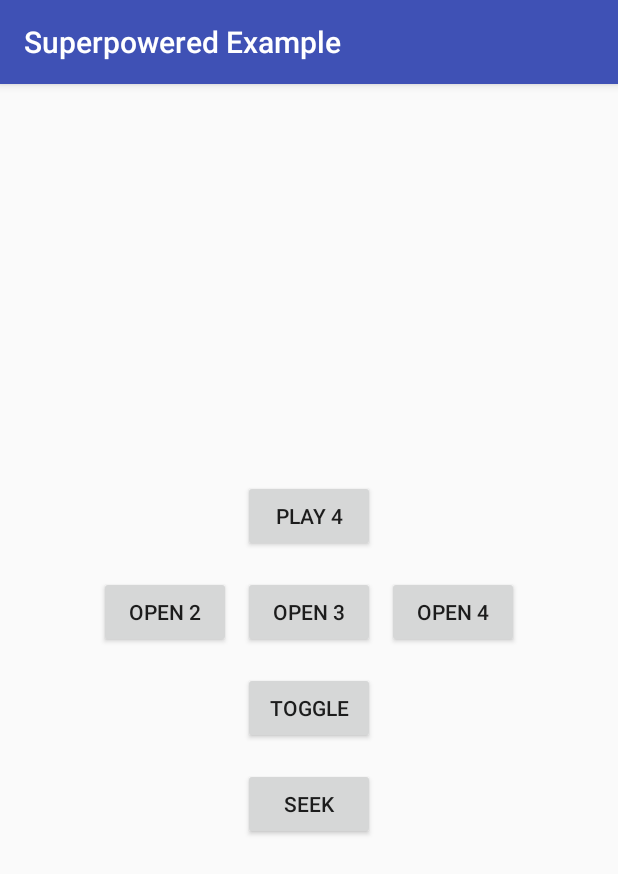
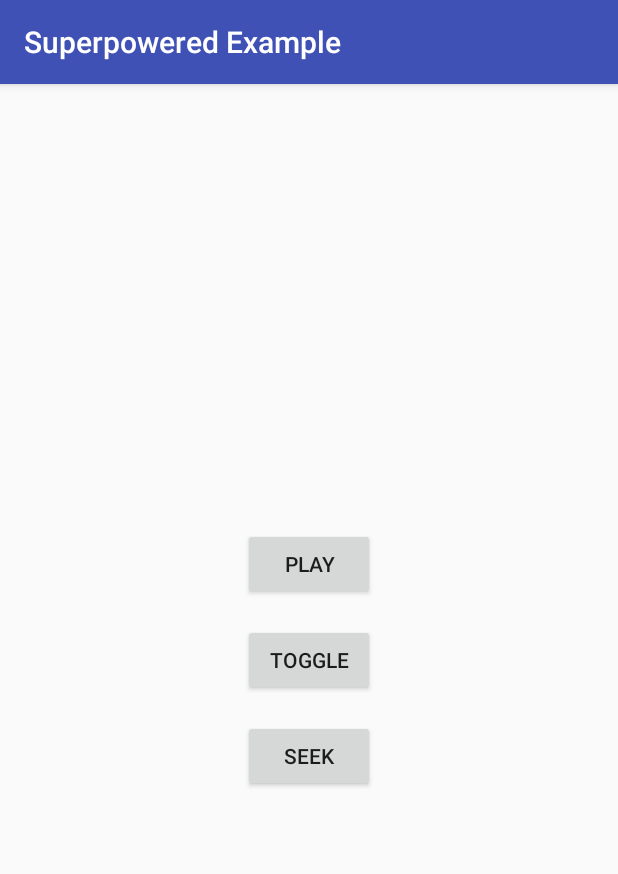
Before and after one commit to Skylesser/superpowered-example, an Android app: the screen it shows after launch (MainActivity), on a phone screen of 412 x 824 dp. Shown: the top 874 px of the screen. Run offline under Robolectric (Android 15) with nearby library versions, the light colour scheme and no system bars; 2 statements that could not run were skipped.

Commit message:
First mix attempt

```diff
--- a/app/src/main/java/com/superpowered/superpoweredexample/SuperPoweredPlayer.java
+++ b/app/src/main/java/com/superpowered/superpoweredexample/SuperPoweredPlayer.java
@@ -3,15 +3,17 @@ package com.superpowered.superpoweredexample;
 
 import android.content.Context;
 import android.content.ContextWrapper;
+import android.media.AudioManager;
+import android.os.Build;
 
 import java.io.File;
 
 class SuperPoweredPlayer
 {
 
-	public static final String URL_2 = "http://wezeejay.fr/ws/metier/test/test2.mp3";
-	public static final String URL_3 = "http://wezeejay.fr/ws/metier/test/test3.mp3";
-	public static final String URL_4 = "http://wezeejay.fr/ws/metier/test/test4.mp3";
+	public static final String URL_A = "http://wezeejay.fr/ws/metier/test/test1.mp3";
+	public static final String URL_B = "http://wezeejay.fr/ws/metier/test/test2.mp3";
+	public static final String URL_C = "http://wezeejay.fr/ws/metier/test/test3.mp3";
 
 	static
 	{
@@ -22,10 +24,30 @@ class SuperPoweredPlayer
 
 	public SuperPoweredPlayer(Context context)
 	{
+		// Get the device's sample rate and buffer size to enable low-latency Android audio output, if available :
+		String samplerateString = null;
+		String buffersizeString = null;
+		if (Build.VERSION.SDK_INT >= 17)
+		{
+			AudioManager audioManager = (AudioManager) context.getSystemService(Context.AUDIO_SERVICE);
+			if (audioManager != null)
+			{
+				samplerateString = audioManager.getProperty(AudioManager.PROPERTY_OUTPUT_SAMPLE_RATE);
+				buffersizeString = audioManager.getProperty(AudioManager.PROPERTY_OUTPUT_FRAMES_PER_BUFFER);
+			}
+		}
+		if (samplerateString == null)
+		{
+			samplerateString = "44100";
+		}
+		if (buffersizeString == null)
+		{
+			buffersizeString = "512";
+		}
+		int sampleRate = Integer.parseInt(samplerateString);
+		int bufferSize = Integer.parseInt(buffersizeString);
 
-		final int sampleRate = 48000;
-		final int bufferSize = 512;
-
+		// création répertoire sauvegarde :
 		ContextWrapper contextWrapper = new ContextWrapper(context);
 		File repertoire = contextWrapper.getDir("mp3", Context.MODE_PRIVATE);
 		if (!repertoire.exists())
@@ -33,31 +55,14 @@ class SuperPoweredPlayer
 			repertoire.mkdirs();
 		}
 
-		SuperpoweredExample(sampleRate, bufferSize, URL_4, repertoire.getAbsolutePath());
+		// création lecteur :
+		SuperpoweredExample(sampleRate, bufferSize, URL_A, URL_B, URL_C, repertoire.getAbsolutePath());
 	}
 
 	void startPlayback()
 	{
 		playState = true;
 		onPlayPause(true);
-	}
-
-	void open2()
-	{
-		playState = false;
-		open(URL_2);
-	}
-
-	void open3()
-	{
-		playState = false;
-		open(URL_3);
-	}
-
-	void open4()
-	{
-		playState = false;
-		open(URL_4);
 	}
 
 	void togglePlayback()
@@ -72,7 +77,7 @@ class SuperPoweredPlayer
 		onSeek();
 	}
 
-	private native void SuperpoweredExample(int samplerate, int buffersize, String url, String localPath);
+	private native void SuperpoweredExample(int samplerate, int buffersize, String urlA, String urlB, String urlC, String localPath);
 	private native void onPlayPause(boolean play);
 	private native void open(String url);
 	private native void onSeek();
--- a/app/src/main/jni/CMakeLists.txt
+++ b/app/src/main/jni/CMakeLists.txt
@@ -18,7 +18,7 @@ add_library(
 )
 
 include_directories(src/main/jni)
-include_directories(${PATH_TO_SUPERPOWERED})
+include_directories({CMAKE_SOURCE_DIR}/Superpowered)
 
 target_link_libraries(
     SuperpoweredExample
--- a/app/src/main/res/layout/activity_main.xml
+++ b/app/src/main/res/layout/activity_main.xml
@@ -13,46 +13,12 @@
 		android:layout_height="wrap_content"
 		android:layout_margin="8dp"
 		android:onClick="onClickPlay"
-		android:text="PLAY 4"
-		app:layout_constraintBottom_toTopOf="@id/open3"
+		android:text="PLAY"
+		app:layout_constraintBottom_toTopOf="@id/toggle"
 		app:layout_constraintLeft_toLeftOf="parent"
 		app:layout_constraintRight_toRightOf="parent"
 		app:layout_constraintTop_toTopOf="parent"
 		app:layout_constraintVertical_chainStyle="packed"/>
-
-	<Button
-		android:id="@+id/open2"
-		android:layout_width="wrap_content"
-		android:layout_height="wrap_content"
-		android:layout_margin="8dp"
-		android:onClick="onClickOpen"
-		android:text="OPEN 2"
-		app:layout_constraintBottom_toBottomOf="@id/open3"
-		app:layout_constraintRight_toLeftOf="@id/open3"
-		app:layout_constraintTop_toTopOf="@id/open3"/>
-
-	<Button
-		android:id="@+id/open3"
-		android:layout_width="wrap_content"
-		android:layout_height="wrap_content"
-		android:layout_margin="8dp"
-		android:onClick="onClickOpen"
-		android:text="OPEN 3"
-		app:layout_constraintBottom_toTopOf="@id/toggle"
-		app:layout_constraintLeft_toLeftOf="parent"
-		app:layout_constraintRight_toRightOf="parent"
-		app:layout_constraintTop_toBottomOf="@id/play"/>
-
-	<Button
-		android:id="@+id/open4"
-		android:layout_width="wrap_content"
-		android:layout_height="wrap_content"
-		android:layout_margin="8dp"
-		android:onClick="onClickOpen"
-		android:text="OPEN 4"
-		app:layout_constraintBottom_toBottomOf="@id/open3"
-		app:layout_constraintLeft_toRightOf="@id/open3"
-		app:layout_constraintTop_toTopOf="@id/open3"/>
 
 	<Button
 		android:id="@+id/toggle"
@@ -64,7 +30,7 @@
 		app:layout_constraintBottom_toTopOf="@id/seek"
 		app:layout_constraintLeft_toLeftOf="parent"
 		app:layout_constraintRight_toRightOf="parent"
-		app:layout_constraintTop_toBottomOf="@id/open3"/>
+		app:layout_constraintTop_toBottomOf="@id/play"/>
 
 	<Button
 		android:id="@+id/seek"
```
Also changed, not shown: app/src/main/java/com/superpowered/superpoweredexample/MainActivity.java (+9 -22 lines), 3 other files.
